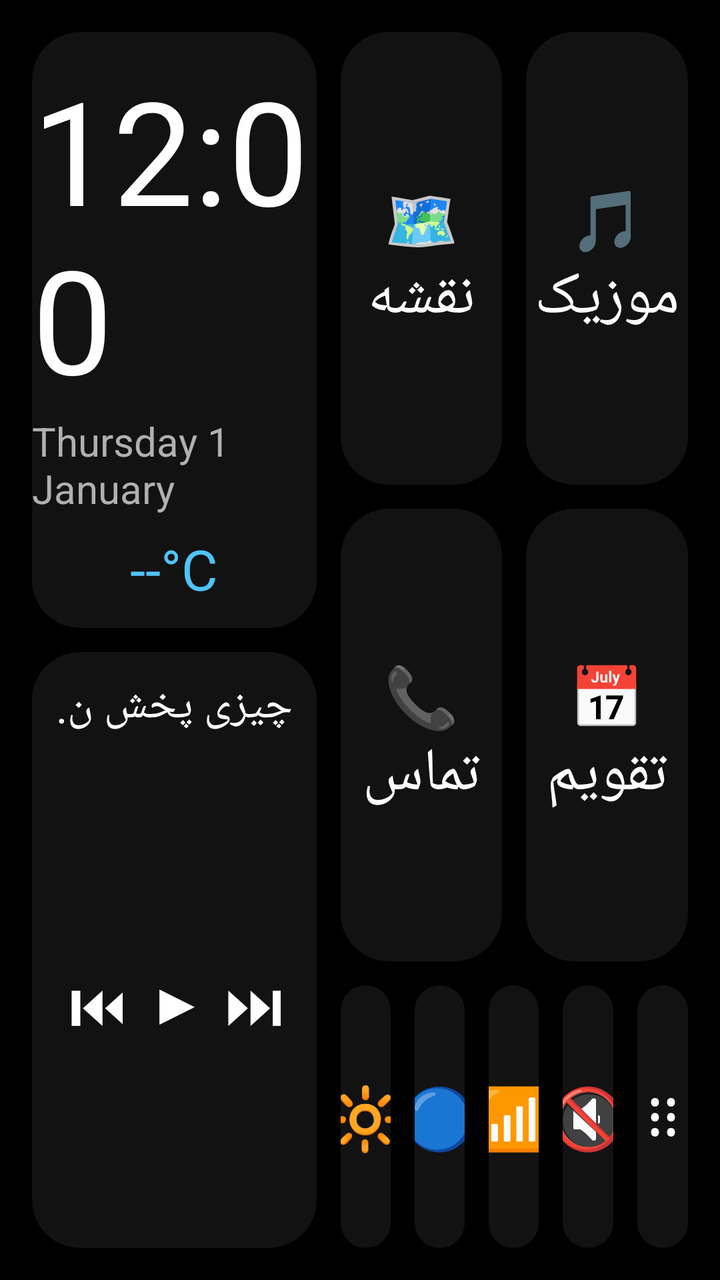
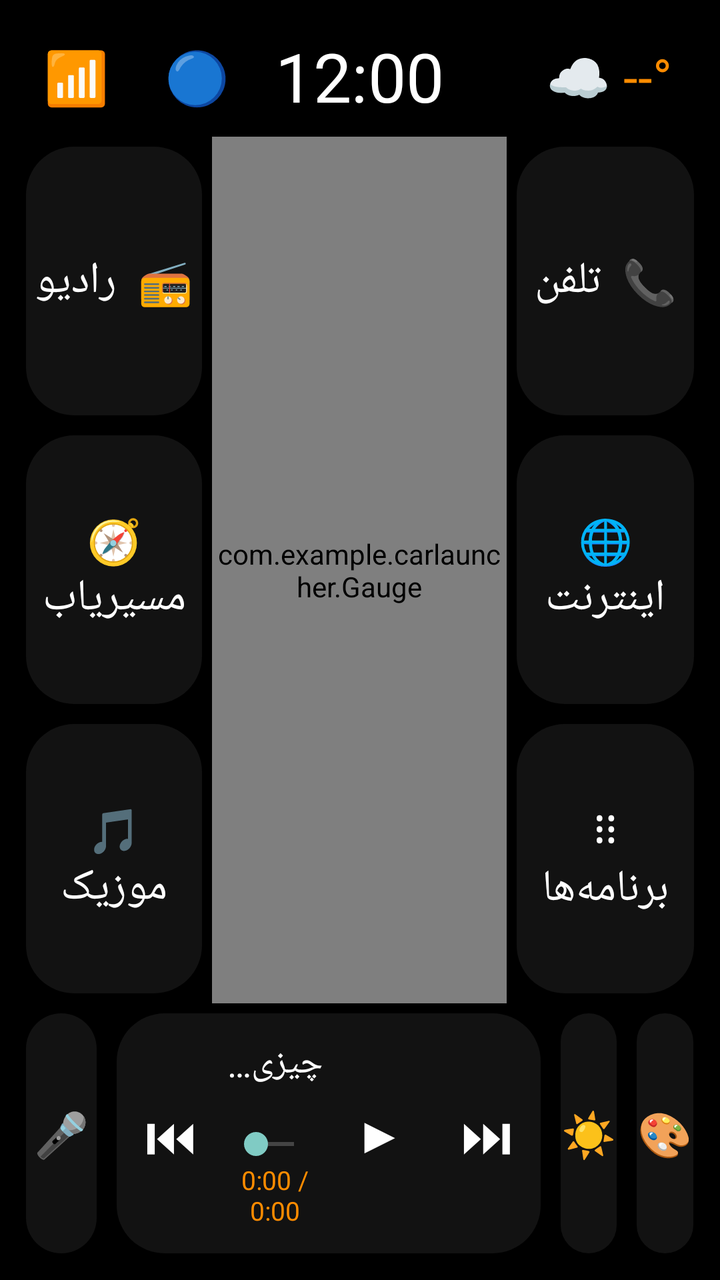

The first picture is an Android layout as it rendered before a commit; the second is the same layout after the commit. The layout source and the unified diff follow.
<!-- AndroidManifest.xml: application theme AppTheme -->
<!-- res/layout/activity_main.xml -->
<?xml version="1.0" encoding="utf-8"?>
<LinearLayout xmlns:android="http://schemas.android.com/apk/res/android"
    android:layout_width="match_parent" android:layout_height="match_parent"
    android:orientation="horizontal" android:background="#000000" android:padding="10dp">

    <LinearLayout android:layout_width="0dp" android:layout_height="match_parent" android:layout_weight="1" android:orientation="vertical">
        <LinearLayout style="@style/Big" android:layout_width="match_parent" android:layout_height="0dp" android:orientation="vertical">
            <TextClock android:id="@+id/clock" android:layout_width="wrap_content" android:layout_height="wrap_content"
                android:format24Hour="HH:mm" android:format12Hour="hh:mm" android:textColor="#FFFFFF" android:textSize="72sp"/>
            <TextClock android:id="@+id/date" android:layout_width="wrap_content" android:layout_height="wrap_content"
                android:format24Hour="EEEE d MMMM" android:format12Hour="EEEE d MMMM" android:textColor="#B0B0B0" android:textSize="20sp"/>
            <TextView android:id="@+id/weather" android:layout_width="wrap_content" android:layout_height="wrap_content"
                android:text="--°C" android:textColor="#4FC3F7" android:textSize="28sp" android:layout_marginTop="8dp"/>
        </LinearLayout>
        <LinearLayout style="@style/Big" android:layout_width="match_parent" android:layout_height="0dp" android:orientation="vertical" android:clickable="false" android:padding="12dp">
            <TextView android:id="@+id/np_title" android:layout_width="match_parent" android:layout_height="wrap_content"
                android:text="چیزی پخش نمی‌شود" android:textColor="#FFFFFF" android:textSize="22sp" android:singleLine="true" android:ellipsize="marquee" android:gravity="center"/>
            <TextView android:id="@+id/np_artist" android:layout_width="match_parent" android:layout_height="wrap_content"
                android:text="" android:textColor="#B0B0B0" android:textSize="16sp" android:singleLine="true" android:gravity="center"/>
            <LinearLayout android:layout_width="match_parent" android:layout_height="0dp" android:layout_weight="1" android:orientation="horizontal">
                <TextView android:id="@+id/btn_prev" style="@style/Big" android:text="⏮"/>
                <TextView android:id="@+id/btn_play" style="@style/Big" android:text="▶"/>
                <TextView android:id="@+id/btn_next" style="@style/Big" android:text="⏭"/>
            </LinearLayout>
        </LinearLayout>
    </LinearLayout>

    <LinearLayout android:layout_width="0dp" android:layout_height="match_parent" android:layout_weight="1.2" android:orientation="vertical">
        <LinearLayout android:layout_width="match_parent" android:layout_height="0dp" android:layout_weight="1" android:orientation="horizontal">
            <TextView android:id="@+id/b_map" style="@style/Big" android:text="🗺️\nنقشه"/>
            <TextView android:id="@+id/b_music" style="@style/Big" android:text="🎵\nموزیک"/>
        </LinearLayout>
        <LinearLayout android:layout_width="match_parent" android:layout_height="0dp" android:layout_weight="1" android:orientation="horizontal">
            <TextView android:id="@+id/b_call" style="@style/Big" android:text="📞\nتماس"/>
            <TextView android:id="@+id/b_cal" style="@style/Big" android:text="📅\nتقویم"/>
        </LinearLayout>
        <LinearLayout android:layout_width="match_parent" android:layout_height="0dp" android:layout_weight="0.6" android:orientation="horizontal">
            <TextView android:id="@+id/q_bright" style="@style/Big" android:text="🔆"/>
            <TextView android:id="@+id/q_bt" style="@style/Big" android:text="🔵"/>
            <TextView android:id="@+id/q_wifi" style="@style/Big" android:text="📶"/>
            <TextView android:id="@+id/q_mute" style="@style/Big" android:text="🔇"/>
            <TextView android:id="@+id/b_apps" style="@style/Big" android:text="⠿"/>
        </LinearLayout>
    </LinearLayout>
</LinearLayout>
<!-- resources referenced by this layout -->
<resources>
  <style name="Big" parent="">
          <item name="android:layout_width">0dp</item>
          <item name="android:layout_height">match_parent</item>
          <item name="android:layout_weight">1</item>
          <item name="android:layout_margin">6dp</item>
          <item name="android:background">@drawable/card</item>
          <item name="android:gravity">center</item>
          <item name="android:textColor">#FFFFFF</item>
          <item name="android:textSize">30sp</item>
          <item name="android:clickable">true</item>
          <item name="android:focusable">true</item>
      </style>
  <style name="AppTheme" parent="android:Theme.Material.NoActionBar">
          <item name="android:windowBackground">@android:color/black</item>
          <item name="android:windowAnimationStyle">@null</item>
      </style>
  <!-- drawable card (drawable) -->
  <selector xmlns:android="http://schemas.android.com/apk/res/android">
      <item android:state_pressed="true"><shape><solid android:color="#2A2A2A"/><corners android:radius="24dp"/></shape></item>
      <item android:state_focused="true"><shape><solid android:color="#242424"/><stroke android:width="3dp" android:color="#4FC3F7"/><corners android:radius="24dp"/></shape></item>
      <item><shape><solid android:color="#121212"/><corners android:radius="24dp"/></shape></item>
  </selector>
</resources>

<!-- the commit's change to res/layout/activity_main.xml (unified diff, before → after) -->
@@ -1,45 +1,72 @@
 <?xml version="1.0" encoding="utf-8"?>
 <LinearLayout xmlns:android="http://schemas.android.com/apk/res/android"
     android:layout_width="match_parent" android:layout_height="match_parent"
-    android:orientation="horizontal" android:background="#000000" android:padding="10dp">
+    android:orientation="vertical" android:background="#000000" android:padding="8dp">
 
-    <LinearLayout android:layout_width="0dp" android:layout_height="match_parent" android:layout_weight="1" android:orientation="vertical">
-        <LinearLayout style="@style/Big" android:layout_width="match_parent" android:layout_height="0dp" android:orientation="vertical">
-            <TextClock android:id="@+id/clock" android:layout_width="wrap_content" android:layout_height="wrap_content"
-                android:format24Hour="HH:mm" android:format12Hour="hh:mm" android:textColor="#FFFFFF" android:textSize="72sp"/>
-            <TextClock android:id="@+id/date" android:layout_width="wrap_content" android:layout_height="wrap_content"
-                android:format24Hour="EEEE d MMMM" android:format12Hour="EEEE d MMMM" android:textColor="#B0B0B0" android:textSize="20sp"/>
-            <TextView android:id="@+id/weather" android:layout_width="wrap_content" android:layout_height="wrap_content"
-                android:text="--°C" android:textColor="#4FC3F7" android:textSize="28sp" android:layout_marginTop="8dp"/>
+    <LinearLayout android:layout_width="match_parent" android:layout_height="0dp" android:layout_weight="0.14"
+        android:orientation="horizontal" android:gravity="center_vertical">
+        <LinearLayout android:layout_width="0dp" android:layout_height="match_parent" android:layout_weight="1" android:orientation="horizontal">
+            <TextView android:id="@+id/s_wifi" style="@style/Ico" android:text="📶"/>
+            <TextView android:id="@+id/s_bt" style="@style/Ico" android:text="🔵"/>
+            <TextView android:id="@+id/s_gps" style="@style/Ico" android:text="🛰️"/>
+            <TextView android:id="@+id/s_mute" style="@style/Ico" android:text="🔊"/>
         </LinearLayout>
-        <LinearLayout style="@style/Big" android:layout_width="match_parent" android:layout_height="0dp" android:orientation="vertical" android:clickable="false" android:padding="12dp">
-            <TextView android:id="@+id/np_title" android:layout_width="match_parent" android:layout_height="wrap_content"
-                android:text="چیزی پخش نمی‌شود" android:textColor="#FFFFFF" android:textSize="22sp" android:singleLine="true" android:ellipsize="marquee" android:gravity="center"/>
-            <TextView android:id="@+id/np_artist" android:layout_width="match_parent" android:layout_height="wrap_content"
-                android:text="" android:textColor="#B0B0B0" android:textSize="16sp" android:singleLine="true" android:gravity="center"/>
-            <LinearLayout android:layout_width="match_parent" android:layout_height="0dp" android:layout_weight="1" android:orientation="horizontal">
-                <TextView android:id="@+id/btn_prev" style="@style/Big" android:text="⏮"/>
-                <TextView android:id="@+id/btn_play" style="@style/Big" android:text="▶"/>
-                <TextView android:id="@+id/btn_next" style="@style/Big" android:text="⏭"/>
+        <TextClock android:id="@+id/clock" android:layout_width="wrap_content" android:layout_height="wrap_content"
+            android:format24Hour="HH:mm" android:format12Hour="hh:mm" android:textColor="#FFFFFF" android:textSize="34sp"/>
+        <TextView android:id="@+id/weather" android:layout_width="0dp" android:layout_height="wrap_content" android:layout_weight="1"
+            android:gravity="end" android:paddingRight="16dp" android:text="☁ --°" android:textColor="#FF8C00" android:textSize="26sp"/>
+    </LinearLayout>
+
+    <LinearLayout android:layout_width="match_parent" android:layout_height="0dp" android:layout_weight="1" android:orientation="horizontal">
+        <LinearLayout android:layout_width="0dp" android:layout_height="match_parent" android:layout_weight="1" android:orientation="vertical">
+            <TextView android:id="@+id/b_radio" style="@style/Side" android:text="📻  رادیو"/>
+            <TextView android:id="@+id/b_navi" style="@style/Side" android:text="🧭  مسیریاب"/>
+            <TextView android:id="@+id/b_music" style="@style/Side" android:text="🎵  موزیک"/>
+        </LinearLayout>
+        <FrameLayout android:layout_width="0dp" android:layout_height="match_parent" android:layout_weight="1.5">
+            <com.example.carlauncher.Gauge android:id="@+id/gauge" android:layout_width="match_parent" android:layout_height="match_parent"
+                android:clickable="true"/>
+            <LinearLayout android:id="@+id/picker" android:layout_width="match_parent" android:layout_height="match_parent"
+                android:orientation="vertical" android:visibility="gone" android:background="#EE000000" android:padding="8dp">
+                <LinearLayout android:layout_width="match_parent" android:layout_height="0dp" android:layout_weight="1" android:orientation="horizontal">
+                    <TextView android:id="@+id/p_clock" style="@style/Big" android:text="⏰\nساعت" android:textSize="16sp"/>
+                    <TextView android:id="@+id/p_speed" style="@style/Big" android:text="🚗\nسرعت" android:textSize="16sp"/>
+                    <TextView android:id="@+id/p_music" style="@style/Big" android:text="🎵\nپخش" android:textSize="16sp"/>
+                    <TextView android:id="@+id/p_compass" style="@style/Big" android:text="🧭\nقطب‌نما" android:textSize="16sp"/>
+                </LinearLayout>
+                <LinearLayout android:layout_width="match_parent" android:layout_height="0dp" android:layout_weight="1" android:orientation="horizontal">
+                    <TextView android:id="@+id/p_logo" style="@style/Big" android:text="🏷️\nلوگو" android:textSize="16sp"/>
+                    <TextView android:id="@+id/p_nav" style="@style/Big" android:text="🗺️\nنقشه" android:textSize="16sp"/>
+                    <TextView android:id="@+id/p_auto" style="@style/Big" android:text="AUTO" android:textSize="16sp"/>
+                    <TextView android:id="@+id/p_close" style="@style/Big" android:text="✖" android:textSize="16sp"/>
+                </LinearLayout>
             </LinearLayout>
+        </FrameLayout>
+        <LinearLayout android:layout_width="0dp" android:layout_height="match_parent" android:layout_weight="1" android:orientation="vertical">
+            <TextView android:id="@+id/b_phone" style="@style/Side" android:text="📞  تلفن"/>
+            <TextView android:id="@+id/b_net" style="@style/Side" android:text="🌐  اینترنت"/>
+            <TextView android:id="@+id/b_apps" style="@style/Side" android:text="⠿  برنامه‌ها"/>
         </LinearLayout>
     </LinearLayout>
 
-    <LinearLayout android:layout_width="0dp" android:layout_height="match_parent" android:layout_weight="1.2" android:orientation="vertical">
-        <LinearLayout android:layout_width="match_parent" android:layout_height="0dp" android:layout_weight="1" android:orientation="horizontal">
-            <TextView android:id="@+id/b_map" style="@style/Big" android:text="🗺️\nنقشه"/>
-            <TextView android:id="@+id/b_music" style="@style/Big" android:text="🎵\nموزیک"/>
+    <LinearLayout android:layout_width="match_parent" android:layout_height="0dp" android:layout_weight="0.3" android:orientation="horizontal">
+        <TextView android:id="@+id/b_mic" style="@style/Big" android:layout_weight="0.5" android:text="🎤"/>
+        <LinearLayout android:layout_width="0dp" android:layout_height="match_parent" android:layout_weight="3" android:orientation="horizontal"
+            android:background="@drawable/card" android:layout_margin="5dp" android:gravity="center_vertical">
+            <TextView android:id="@+id/btn_prev" style="@style/Ico" android:text="⏮"/>
+            <LinearLayout android:layout_width="0dp" android:layout_height="wrap_content" android:layout_weight="1" android:orientation="vertical">
+                <TextView android:id="@+id/np_title" android:layout_width="match_parent" android:layout_height="wrap_content"
+                    android:text="چیزی پخش نمی‌شود" android:textColor="#FFFFFF" android:textSize="18sp" android:singleLine="true" android:gravity="center"/>
+                <TextView android:id="@+id/np_artist" android:layout_width="match_parent" android:layout_height="wrap_content"
+                    android:textColor="#B0B0B0" android:textSize="14sp" android:singleLine="true" android:gravity="center"/>
+                <SeekBar android:id="@+id/seek" android:layout_width="match_parent" android:layout_height="wrap_content" android:max="1000"/>
+                <TextView android:id="@+id/np_time" android:layout_width="match_parent" android:layout_height="wrap_content"
+                    android:text="0:00 / 0:00" android:textColor="#FF8C00" android:textSize="13sp" android:gravity="center"/>
+            </LinearLayout>
+            <TextView android:id="@+id/btn_play" style="@style/Ico" android:text="▶"/>
+            <TextView android:id="@+id/btn_next" style="@style/Ico" android:text="⏭"/>
         </LinearLayout>
-        <LinearLayout android:layout_width="match_parent" android:layout_height="0dp" android:layout_weight="1" android:orientation="horizontal">
-            <TextView android:id="@+id/b_call" style="@style/Big" android:text="📞\nتماس"/>
-            <TextView android:id="@+id/b_cal" style="@style/Big" android:text="📅\nتقویم"/>
-        </LinearLayout>
-        <LinearLayout android:layout_width="match_parent" android:layout_height="0dp" android:layout_weight="0.6" android:orientation="horizontal">
-            <TextView android:id="@+id/q_bright" style="@style/Big" android:text="🔆"/>
-            <TextView android:id="@+id/q_bt" style="@style/Big" android:text="🔵"/>
-            <TextView android:id="@+id/q_wifi" style="@style/Big" android:text="📶"/>
-            <TextView android:id="@+id/q_mute" style="@style/Big" android:text="🔇"/>
-            <TextView android:id="@+id/b_apps" style="@style/Big" android:text="⠿"/>
-        </LinearLayout>
+        <TextView android:id="@+id/q_bright" style="@style/Big" android:layout_weight="0.4" android:text="☀️"/>
+        <TextView android:id="@+id/q_theme" style="@style/Big" android:layout_weight="0.4" android:text="🎨"/>
     </LinearLayout>
 </LinearLayout>
<!-- resource entries referenced after the edit -->
@@ -4,13 +4,28 @@
           <item name="android:layout_width">0dp</item>
           <item name="android:layout_height">match_parent</item>
           <item name="android:layout_weight">1</item>
-          <item name="android:layout_margin">6dp</item>
+          <item name="android:layout_margin">5dp</item>
           <item name="android:background">@drawable/card</item>
           <item name="android:gravity">center</item>
           <item name="android:textColor">#FFFFFF</item>
-          <item name="android:textSize">30sp</item>
+          <item name="android:textSize">22sp</item>
           <item name="android:clickable">true</item>
           <item name="android:focusable">true</item>
+      </style>
+  <style name="Ico" parent="">
+          <item name="android:layout_width">wrap_content</item>
+          <item name="android:layout_height">match_parent</item>
+          <item name="android:gravity">center</item>
+          <item name="android:paddingLeft">14dp</item>
+          <item name="android:paddingRight">14dp</item>
+          <item name="android:textSize">26sp</item>
+          <item name="android:textColor">#FFFFFF</item>
+          <item name="android:clickable">true</item>
+          <item name="android:focusable">true</item>
+      </style>
+  <style name="Side" parent="Big">
+          <item name="android:layout_width">match_parent</item>
+          <item name="android:layout_height">0dp</item>
       </style>
   <style name="AppTheme" parent="android:Theme.Material.NoActionBar">
           <item name="android:windowBackground">@android:color/black</item>
